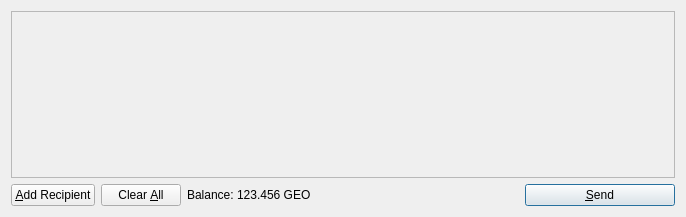
Qt form src/qt/forms/sendcoinsdialog.ui (obsidiancoin/obsidiancoin) before a commit.
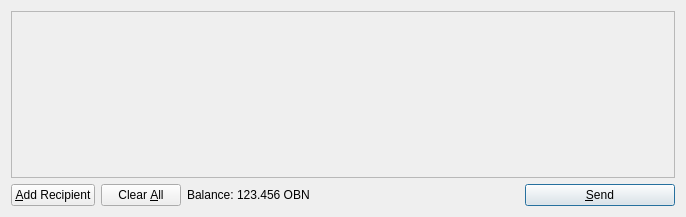
The same form after that commit. Icons and pictures are not drawn.

```diff
--- a/src/qt/forms/sendcoinsdialog.ui
+++ b/src/qt/forms/sendcoinsdialog.ui
@@ -119,7 +119,7 @@
           <cursorShape>IBeamCursor</cursorShape>
          </property>
          <property name="text">
-          <string>123.456 GEO</string>
+          <string>123.456 OBN</string>
          </property>
          <property name="textInteractionFlags">
           <set>Qt::LinksAccessibleByMouse|Qt::TextSelectableByKeyboard|Qt::TextSelectableByMouse</set>
```
